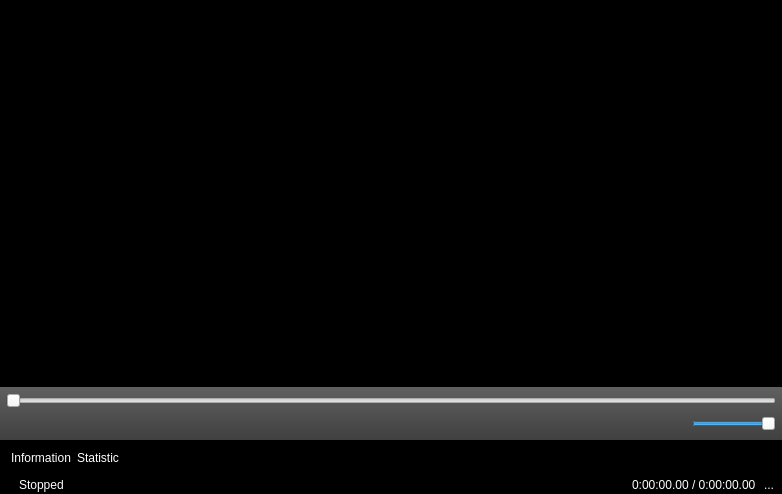
Before: the Qt Designer form hostwindow.ui in mpc-qt/mpc-qt, drawn with Qt 5.
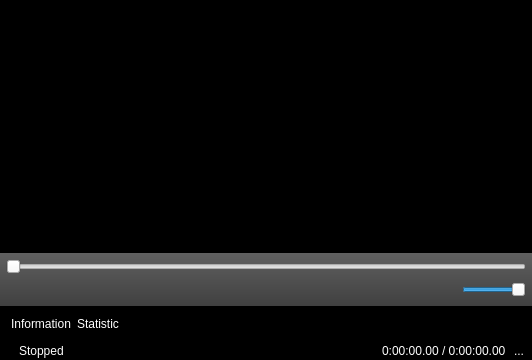
After: the same form once the commit is applied. Icons and pictures are not drawn.

Commit message: Implement resizing

The edit to the form file:
```diff
--- a/hostwindow.ui
+++ b/hostwindow.ui
@@ -6,10 +6,16 @@
    <rect>
     <x>0</x>
     <y>0</y>
-    <width>782</width>
-    <height>494</height>
+    <width>432</width>
+    <height>360</height>
    </rect>
   </property>
+  <property name="sizePolicy">
+   <sizepolicy hsizetype="MinimumExpanding" vsizetype="MinimumExpanding">
+    <horstretch>0</horstretch>
+    <verstretch>0</verstretch>
+   </sizepolicy>
+  </property>
   <property name="windowTitle">
    <string>Media Player Classic Qute Theater</string>
   </property>
@@ -70,16 +76,10 @@
     <number>0</number>
    </property>
    <item>
-    <widget class="QFrame" name="frame_3">
+    <widget class="QWidget" name="mpv_widget" native="true">
      <property name="styleSheet">
       <string notr="true">background-color: rgb(0, 0, 0);</string>
      </property>
-     <property name="frameShape">
-      <enum>QFrame::StyledPanel</enum>
-     </property>
-     <property name="frameShadow">
-      <enum>QFrame::Raised</enum>
-     </property>
      <layout class="QVBoxLayout" name="verticalLayout_5">
       <property name="spacing">
        <number>0</number>
```
Left out of the diff: 2 changed lines with no effect on the pictures. The commit also changes 2 other files.
